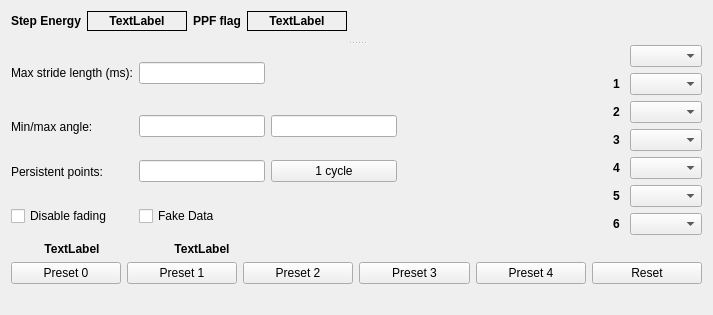
Above: ui/w_ankleAnglePlot.ui from johnbatzer18/biomech_flexsea-plan before the change. Below: the same form after it.
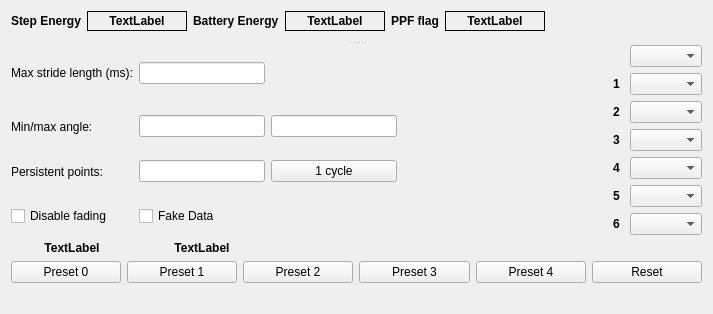
That is the form after the change.

Commit message: AnklePlot: added battery energy display

Diff of the .ui file:
```diff
--- a/ui/w_ankleAnglePlot.ui
+++ b/ui/w_ankleAnglePlot.ui
@@ -7,7 +7,7 @@
     <x>0</x>
     <y>0</y>
     <width>713</width>
-    <height>315</height>
+    <height>313</height>
    </rect>
   </property>
   <property name="minimumSize">
@@ -35,7 +35,27 @@
          <property name="bottomMargin">
           <number>10</number>
          </property>
-         <item row="0" column="4">
+         <item row="0" column="2">
+          <widget class="QLabel" name="label_3">
+           <property name="text">
+            <string>&lt;html&gt;&lt;head/&gt;&lt;body&gt;&lt;p&gt;&lt;span style=&quot; font-weight:600;&quot;&gt;Battery Energy&lt;/span&gt;&lt;/p&gt;&lt;/body&gt;&lt;/html&gt;</string>
+           </property>
+          </widget>
+         </item>
+         <item row="0" column="0">
+          <widget class="QLabel" name="stepEnergyLabel">
+           <property name="font">
+            <font>
+             <weight>75</weight>
+             <bold>true</bold>
+            </font>
+           </property>
+           <property name="text">
+            <string>Step Energy</string>
+           </property>
+          </widget>
+         </item>
+         <item row="0" column="6">
           <spacer name="horizontalSpacer">
            <property name="orientation">
             <enum>Qt::Horizontal</enum>
@@ -48,19 +68,6 @@
            </property>
           </spacer>
          </item>
-         <item row="0" column="0">
-          <widget class="QLabel" name="stepEnergyLabel">
-           <property name="font">
-            <font>
-             <weight>75</weight>
-             <bold>true</bold>
-            </font>
-           </property>
-           <property name="text">
-            <string>Step Energy</string>
-           </property>
-          </widget>
-         </item>
          <item row="0" column="1">
           <widget class="QLabel" name="display_StepEnergy">
            <property name="sizePolicy">
@@ -86,32 +93,7 @@
            </property>
           </widget>
          </item>
-         <item row="0" column="3">
-          <widget class="QLabel" name="display_PPFFlag">
-           <property name="sizePolicy">
-            <sizepolicy hsizetype="Fixed" vsizetype="Preferred">
-             <horstretch>0</horstretch>
-             <verstretch>0</verstretch>
-            </sizepolicy>
-           </property>
-           <property name="minimumSize">
-            <size>
-             <width>100</width>
-             <height>10</height>
-            </size>
-           </property>
-           <property name="frameShape">
-            <enum>QFrame::Box</enum>
-           </property>
-           <property name="text">
-            <string>&lt;html&gt;&lt;head/&gt;&lt;body&gt;&lt;p align=&quot;center&quot;&gt;&lt;span style=&quot; font-weight:600;&quot;&gt;TextLabel&lt;/span&gt;&lt;/p&gt;&lt;/body&gt;&lt;/html&gt;</string>
-           </property>
-           <property name="alignment">
-            <set>Qt::AlignCenter</set>
-           </property>
-          </widget>
-         </item>
-         <item row="0" column="2">
+         <item row="0" column="4">
           <widget class="QLabel" name="PPFFlagLabel">
            <property name="font">
             <font>
@@ -124,6 +106,56 @@
            </property>
           </widget>
          </item>
+         <item row="0" column="5">
+          <widget class="QLabel" name="display_PPFFlag">
+           <property name="sizePolicy">
+            <sizepolicy hsizetype="Fixed" vsizetype="Preferred">
+             <horstretch>0</horstretch>
+             <verstretch>0</verstretch>
+            </sizepolicy>
+           </property>
+           <property name="minimumSize">
+            <size>
+             <width>100</width>
+             <height>10</height>
+            </size>
+           </property>
+           <property name="frameShape">
+            <enum>QFrame::Box</enum>
+           </property>
+           <property name="text">
+            <string>&lt;html&gt;&lt;head/&gt;&lt;body&gt;&lt;p align=&quot;center&quot;&gt;&lt;span style=&quot; font-weight:600;&quot;&gt;TextLabel&lt;/span&gt;&lt;/p&gt;&lt;/body&gt;&lt;/html&gt;</string>
+           </property>
+           <property name="alignment">
+            <set>Qt::AlignCenter</set>
+           </property>
+          </widget>
+         </item>
+         <item row="0" column="3">
+          <widget class="QLabel" name="display_BatteryEnergy">
+           <property name="sizePolicy">
+            <sizepolicy hsizetype="Fixed" vsizetype="Preferred">
+             <horstretch>0</horstretch>
+             <verstretch>0</verstretch>
+            </sizepolicy>
+           </property>
+           <property name="minimumSize">
+            <size>
+             <width>100</width>
+             <height>10</height>
+            </size>
+           </property>
+           <property name="frameShape">
+            <enum>QFrame::Box</enum>
+           </property>
+           <property name="text">
+            <string>&lt;html&gt;&lt;head/&gt;&lt;body&gt;&lt;p align=&quot;center&quot;&gt;&lt;span style=&quot; font-weight:600;&quot;&gt;TextLabel&lt;/span&gt;&lt;/p&gt;&lt;/body&gt;&lt;/html&gt;</string>
+           </property>
+           <property name="alignment">
+            <set>Qt::AlignCenter</set>
+           </property>
+          </widget>
+         </item>
         </layout>
        </item>
       </layout>
```
The commit also changes 1 other file.
